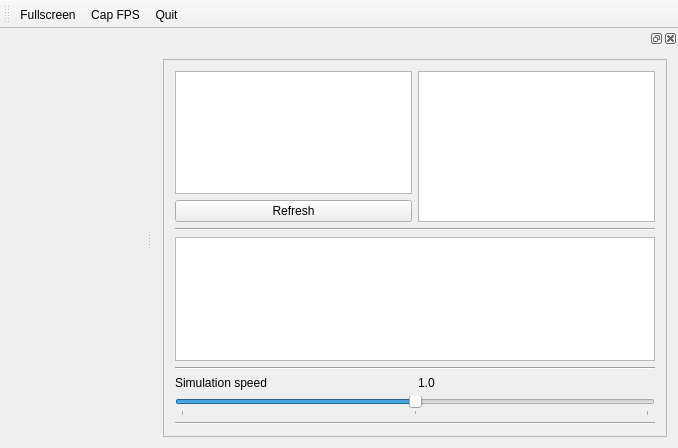
ensq/xkill-resources, file xkill-gui/MainWindow.ui: the form before one commit.
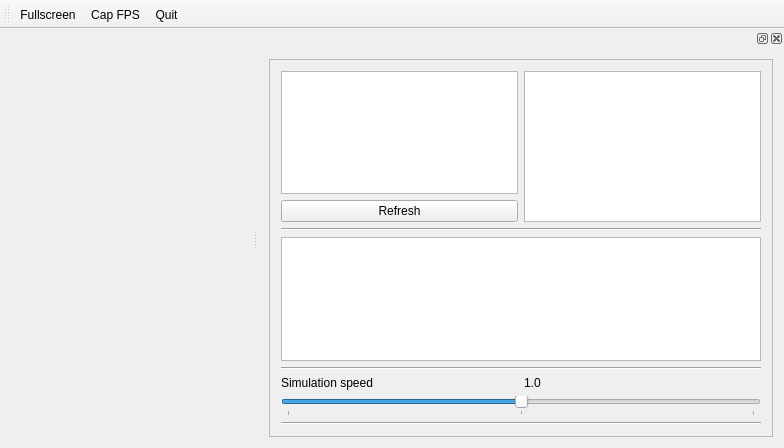
The form after the commit.

Commit message: Tweaked row color

```diff
--- a/xkill-gui/MainWindow.ui
+++ b/xkill-gui/MainWindow.ui
@@ -6,7 +6,7 @@
    <rect>
     <x>0</x>
     <y>0</y>
-    <width>678</width>
+    <width>784</width>
     <height>448</height>
    </rect>
   </property>
@@ -47,7 +47,7 @@
          <rect>
           <x>0</x>
           <y>0</y>
-          <width>235</width>
+          <width>466</width>
           <height>383</height>
          </rect>
         </property>
@@ -57,7 +57,17 @@
            <item>
             <layout class="QVBoxLayout" name="verticalLayout_3">
              <item>
-              <widget class="QTreeView" name="treeView_entityBrowser"/>
+              <widget class="QTreeView" name="treeView_entityBrowser">
+               <property name="styleSheet">
+                <string notr="true">QTreeView
+{
+	alternate-background-color: #DDD;
+}</string>
+               </property>
+               <property name="alternatingRowColors">
+                <bool>true</bool>
+               </property>
+              </widget>
              </item>
              <item>
               <widget class="QPushButton" name="pushButton_editorRefresh">
@@ -71,7 +81,17 @@
            <item>
             <layout class="QVBoxLayout" name="verticalLayout_5">
              <item>
-              <widget class="QTreeView" name="treeView_entityInspector"/>
+              <widget class="QTreeView" name="treeView_entityInspector">
+               <property name="styleSheet">
+                <string notr="true">QTreeView
+{
+	alternate-background-color: #DDD;
+}</string>
+               </property>
+               <property name="alternatingRowColors">
+                <bool>true</bool>
+               </property>
+              </widget>
              </item>
             </layout>
            </item>
@@ -85,7 +105,17 @@
           </widget>
          </item>
          <item>
-          <widget class="QTreeView" name="treeView_attributeInspector"/>
+          <widget class="QTreeView" name="treeView_attributeInspector">
+           <property name="styleSheet">
+            <string notr="true">QTreeView
+{
+	alternate-background-color: #DDD;
+}</string>
+           </property>
+           <property name="alternatingRowColors">
+            <bool>true</bool>
+           </property>
+          </widget>
          </item>
          <item>
           <widget class="Line" name="line_2">
```
